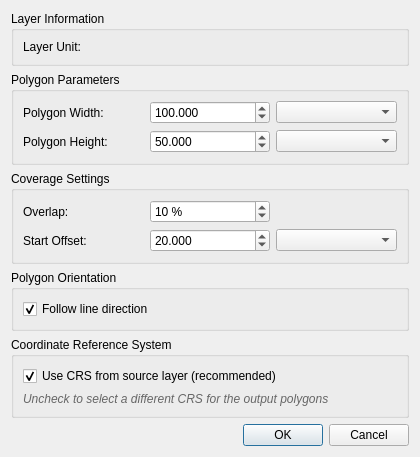
First picture: the form in polystrip/polystripdialog.ui, repository mach0/polystrip, before the edit.
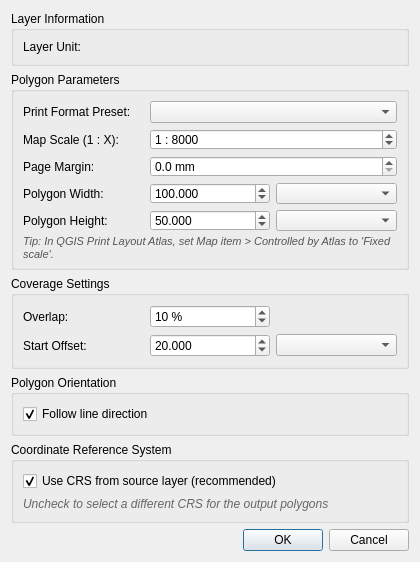
Second picture: the form after the edit. Icons and pictures are not drawn.

Commit message: feat: add paper format presets, scale calculation, and margin options for strip generation

```diff
--- a/polystrip/polystripdialog.ui
+++ b/polystrip/polystripdialog.ui
@@ -7,7 +7,7 @@
     <x>0</x>
     <y>0</y>
     <width>420</width>
-    <height>300</height>
+    <height>420</height>
    </rect>
   </property>
   <property name="windowTitle">
@@ -51,13 +51,82 @@
      </property>
      <layout class="QGridLayout" name="gridLayout_polygon">
       <item row="0" column="0">
+       <widget class="QLabel" name="label_paper">
+        <property name="text">
+         <string>Print Format Preset:</string>
+        </property>
+       </widget>
+      </item>
+      <item row="0" column="1" colspan="2">
+       <widget class="QComboBox" name="paperFormatComboBox">
+        <property name="toolTip">
+         <string>Select an ISO paper format preset (calculates dimensions from scale) or Custom</string>
+        </property>
+       </widget>
+      </item>
+      <item row="1" column="0">
+       <widget class="QLabel" name="label_scale">
+        <property name="text">
+         <string>Map Scale (1 : X):</string>
+        </property>
+       </widget>
+      </item>
+      <item row="1" column="1" colspan="2">
+       <widget class="QSpinBox" name="scaleSpinBox">
+        <property name="toolTip">
+         <string>Scale denominator for the paper format (e.g. 8000 for 1:8000)</string>
+        </property>
+        <property name="prefix">
+         <string>1 : </string>
+        </property>
+        <property name="minimum">
+         <number>1</number>
+        </property>
+        <property name="maximum">
+         <number>100000000</number>
+        </property>
+        <property name="value">
+         <number>8000</number>
+        </property>
+       </widget>
+      </item>
+      <item row="2" column="0">
+       <widget class="QLabel" name="label_margin">
+        <property name="text">
+         <string>Page Margin:</string>
+        </property>
+       </widget>
+      </item>
+      <item row="2" column="1" colspan="2">
+       <widget class="QDoubleSpinBox" name="marginSpinBox">
+        <property name="toolTip">
+         <string>Margin in mm inside paper edges for borders, headers, and printer margins (subtracted from each side)</string>
+        </property>
+        <property name="suffix">
+         <string> mm</string>
+        </property>
+        <property name="minimum">
+         <double>0.000000000000000</double>
+        </property>
+        <property name="maximum">
+         <double>100.000000000000000</double>
+        </property>
+        <property name="value">
+         <double>0.000000000000000</double>
+        </property>
+        <property name="decimals">
+         <number>1</number>
+        </property>
+       </widget>
+      </item>
+      <item row="3" column="0">
        <widget class="QLabel" name="label_width">
         <property name="text">
          <string>Polygon Width:</string>
         </property>
        </widget>
       </item>
-      <item row="0" column="1">
+      <item row="3" column="1">
        <widget class="QDoubleSpinBox" name="widthSpinBox">
         <property name="toolTip">
          <string>Width of each polygon strip along the line</string>
@@ -76,21 +145,21 @@
         </property>
        </widget>
       </item>
-      <item row="0" column="2">
+      <item row="3" column="2">
        <widget class="QComboBox" name="widthUnitComboBox">
         <property name="toolTip">
          <string>Unit for width value</string>
         </property>
        </widget>
       </item>
-      <item row="1" column="0">
+      <item row="4" column="0">
        <widget class="QLabel" name="label_height">
         <property name="text">
          <string>Polygon Height:</string>
         </property>
        </widget>
       </item>
-      <item row="1" column="1">
+      <item row="4" column="1">
        <widget class="QDoubleSpinBox" name="heightSpinBox">
         <property name="toolTip">
          <string>Height (perpendicular distance) of each polygon from the line</string>
@@ -109,13 +178,26 @@
         </property>
        </widget>
       </item>
-      <item row="1" column="2">
+      <item row="4" column="2">
        <widget class="QComboBox" name="heightUnitComboBox">
         <property name="toolTip">
          <string>Unit for height value</string>
         </property>
        </widget>
       </item>
+      <item row="5" column="0" colspan="3">
+       <widget class="QLabel" name="label_atlas_hint">
+        <property name="text">
+         <string>Tip: In QGIS Print Layout Atlas, set Map item > Controlled by Atlas to 'Fixed scale'.</string>
+        </property>
+        <property name="styleSheet">
+         <string notr="true">color: #555555; font-size: 8pt; font-style: italic;</string>
+        </property>
+        <property name="wordWrap">
+         <bool>true</bool>
+        </property>
+       </widget>
+      </item>
      </layout>
     </widget>
    </item>
```
The commit also changes 12 other files.
